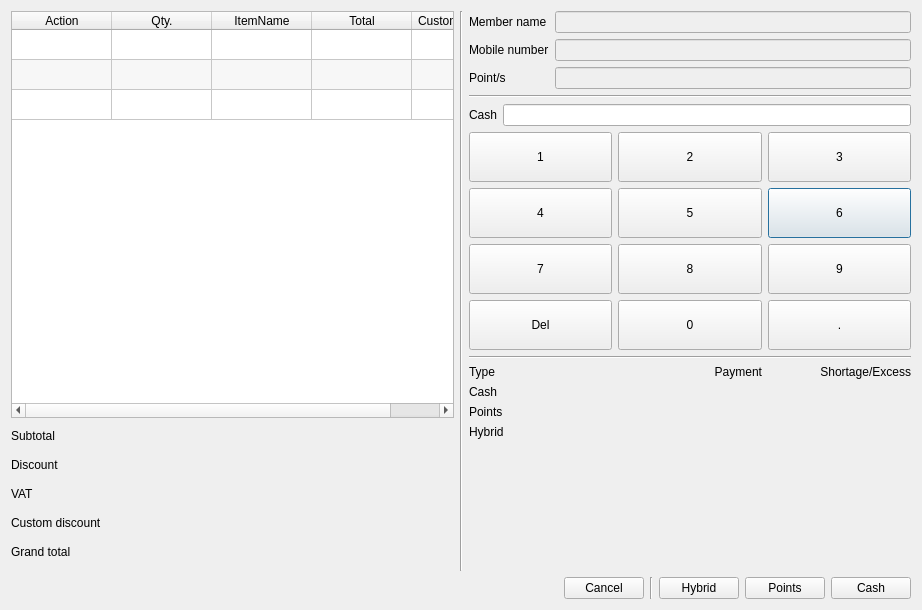
Above: app/views/templates/InOrder.ui from rondalefloyd/mts-pos before the change. Below: the same form after it.
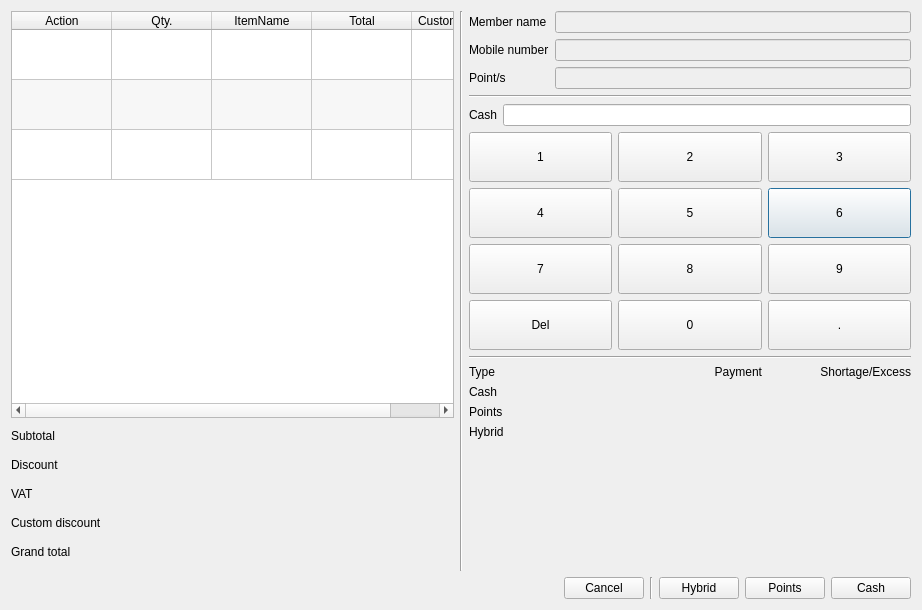
That is the form after the change.

```diff
--- a/app/views/templates/InOrder.ui
+++ b/app/views/templates/InOrder.ui
@@ -44,6 +44,12 @@
          <attribute name="verticalHeaderVisible">
           <bool>false</bool>
          </attribute>
+         <attribute name="verticalHeaderDefaultSectionSize">
+          <number>50</number>
+         </attribute>
+         <attribute name="verticalHeaderMinimumSectionSize">
+          <number>30</number>
+         </attribute>
          <row>
           <property name="text">
            <string>New Row</string>
```
